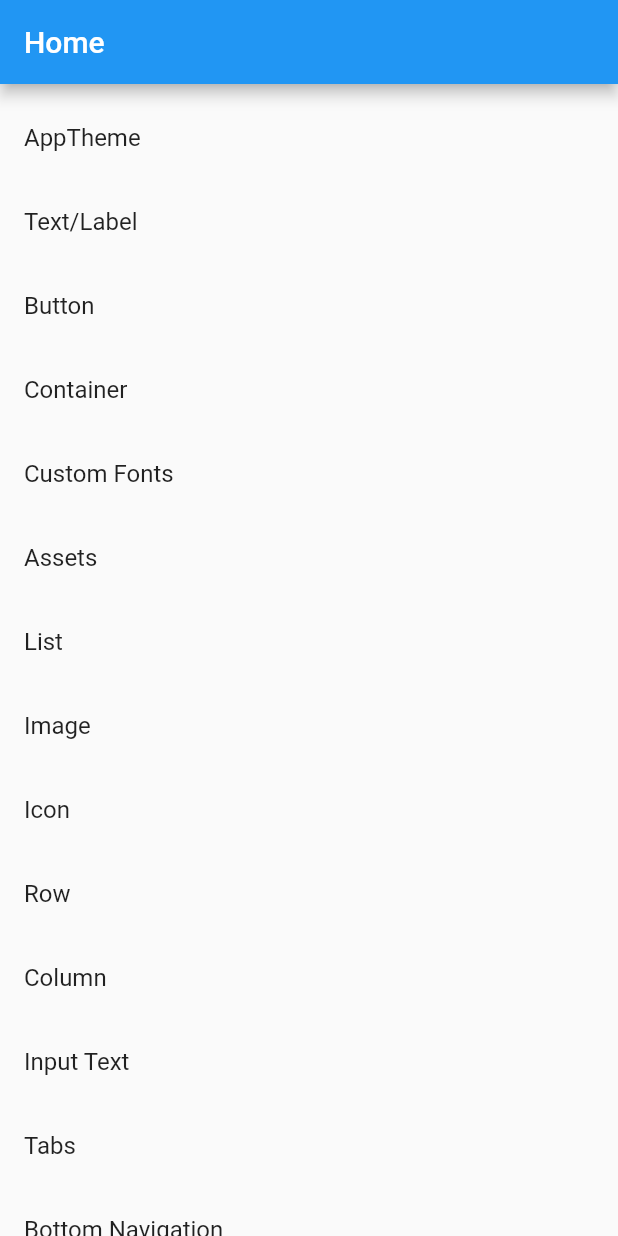
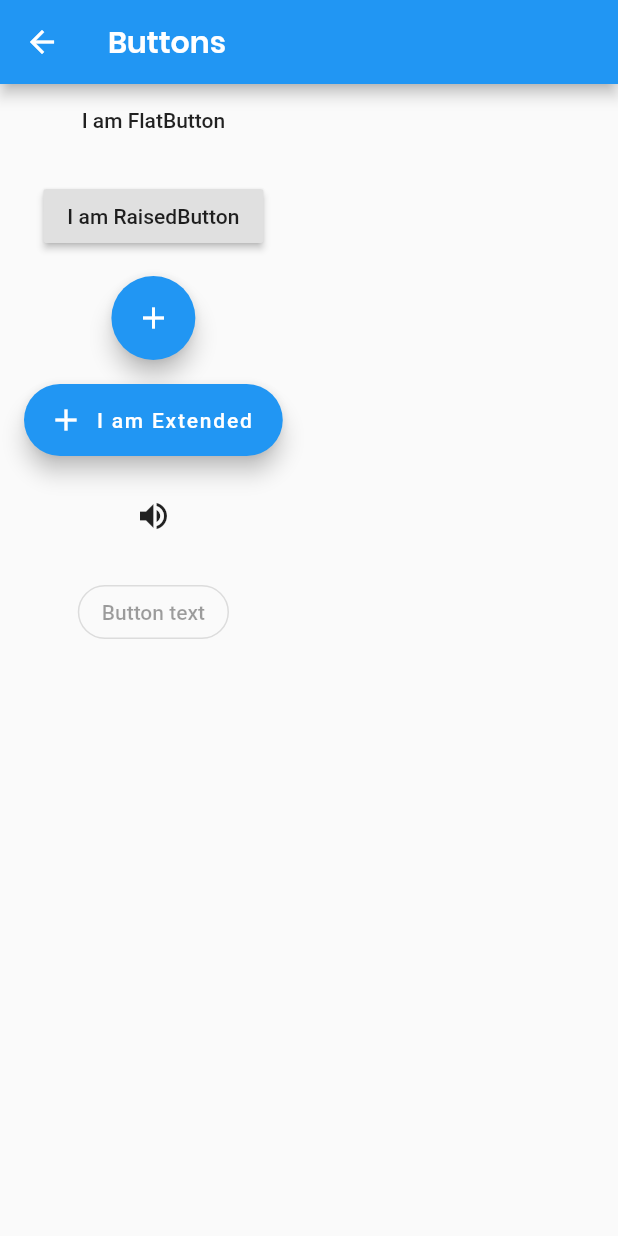
Before and after one commit to binaykumarrana/FlutterZeroToHero, a Flutter app: the screen it shows after launch, after a tap on "Button", on a phone screen of 412 x 824 dp. Run offline on Flutter 3.47's test engine with Material 2 defaults, Android fonts, the phone set to English and light mode, and no system bars.

Commit message:
Add button widgets

```diff
--- /dev/null
+++ b/lib/button/button_demo.dart
@@ -0,0 +1,82 @@
+import 'package:flutter/cupertino.dart';
+import 'package:flutter/material.dart';
+
+class ButtonDemo extends StatelessWidget {
+  @override
+  Widget build(BuildContext context) {
+    return Scaffold(
+      appBar: AppBar(
+        leading: IconButton(
+          icon: Icon(
+            Icons.arrow_back,
+            color: Colors.white,
+          ),
+          onPressed: () => Navigator.of(context).pop(),
+        ),
+        title: Text(
+          "Buttons",
+          style: TextStyle(fontFamily: 'PoppinsSemiBold'),
+        ),
+      ),
+      body: Column(children: <Widget>[
+        Padding(
+          padding: EdgeInsets.fromLTRB(16, 0, 0, 16),
+          child: FlatButton(
+            child: Text('I am FlatButton'),
+            onPressed: () {
+              print('You tapped on FlatButton');
+            },
+          ),
+        ),
+        Padding(
+          padding: EdgeInsets.fromLTRB(16, 0, 0, 16),
+          child: RaisedButton(
+            child: Text('I am RaisedButton'),
+            onPressed: () {
+              print('You tapped on RaisedButton');
+            },
+          ),
+        ),
+        Padding(
+          padding: EdgeInsets.fromLTRB(16, 0, 0, 16),
+          child: FloatingActionButton(
+            heroTag: 'btn1',
+            child: Icon(Icons.add),
+            onPressed: () {
+              print('You tapped on FloatingActionButton');
+            },
+          ),
+        ),
+        Padding(
+          padding: EdgeInsets.fromLTRB(16, 0, 0, 16),
+          child: FloatingActionButton.extended(
+            heroTag: 'btn2', // two floating button in one screen need heroTag to differentiate
+            icon: Icon(Icons.add),
+            label: Text('I am Extended'),
+            onPressed: () {
+              print('You tapped on FloatingActionButton');
+            },
+          ),
+        ),
+        Padding(
+          padding: EdgeInsets.fromLTRB(16, 0, 0, 16),
+          child: IconButton(
+            icon: Icon(Icons.volume_up),
+            tooltip: 'Increase volume by 10%',
+            onPressed: () {
+              print('Volume button clicked');
+            },
+          ),
+        ),
+        Padding(
+          padding: EdgeInsets.fromLTRB(16, 0, 0, 16),
+          child: OutlineButton(
+              child: new Text("Button text"),
+              onPressed: null,
+              shape: new RoundedRectangleBorder(
+                  borderRadius: new BorderRadius.circular(30.0))),
+        ),
+      ]),
+    );
+  }
+}
--- a/lib/home/topic_list_item.dart
+++ b/lib/home/topic_list_item.dart
@@ -1,5 +1,6 @@
 import 'package:flutter/material.dart';
 import 'package:widgets/asset/asset_screen.dart';
+import 'package:widgets/button/button_demo.dart';
 import 'package:widgets/font/font_screen.dart';
 import 'package:widgets/home/topic.dart';
 import 'package:widgets/text/text_label_demo.dart';
@@ -28,6 +29,10 @@ class TopicListItem extends StatelessWidget {
             Navigator.of(context)
                 .push(MaterialPageRoute(builder: (context) => TextLabelDemo()));
           }
+          else if (topic.name == "Button") {
+            Navigator.of(context)
+                .push(MaterialPageRoute(builder: (context) => ButtonDemo()));
+          }
         });
   }
 }
```
